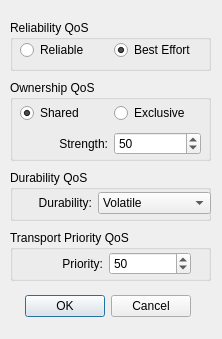
nevion/simd-cxx-old, file demo/ishapes/writerQosForm.ui: the form before one commit.
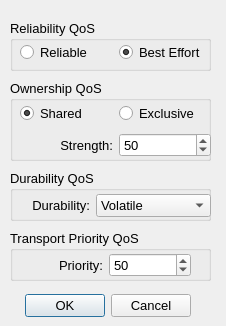
The form after the commit.

Patch:
```diff
--- a/demo/ishapes/writerQosForm.ui
+++ b/demo/ishapes/writerQosForm.ui
@@ -9,8 +9,8 @@
    <rect>
     <x>0</x>
     <y>0</y>
-    <width>222</width>
-    <height>339</height>
+    <width>226</width>
+    <height>326</height>
    </rect>
   </property>
   <property name="windowTitle">
@@ -25,6 +25,12 @@
      <height>32</height>
     </rect>
    </property>
+   <property name="font">
+    <font>
+     <family>Lucida Grande</family>
+     <pointsize>10</pointsize>
+    </font>
+   </property>
    <property name="orientation">
     <enum>Qt::Horizontal</enum>
    </property>
@@ -41,6 +47,12 @@
      <height>51</height>
     </rect>
    </property>
+   <property name="font">
+    <font>
+     <family>Lucida Grande</family>
+     <pointsize>10</pointsize>
+    </font>
+   </property>
    <property name="title">
     <string>Reliability QoS</string>
    </property>
@@ -49,23 +61,41 @@
      <rect>
       <x>10</x>
       <y>20</y>
-      <width>181</width>
-      <height>21</height>
+      <width>191</width>
+      <height>26</height>
      </rect>
     </property>
+    <property name="font">
+     <font>
+      <family>Lucida Grande</family>
+      <pointsize>10</pointsize>
+     </font>
+    </property>
     <layout class="QHBoxLayout" name="horizontalLayout">
      <item>
       <widget class="QRadioButton" name="reliableRButt">
+       <property name="font">
+        <font>
+         <family>Lucida Grande</family>
+         <pointsize>10</pointsize>
+        </font>
+       </property>
        <property name="text">
         <string>Reliable</string>
        </property>
        <attribute name="buttonGroup">
-        <string>reliabilityButtonGroup</string>
+        <string notr="true">reliabilityButtonGroup</string>
        </attribute>
       </widget>
      </item>
      <item>
       <widget class="QRadioButton" name="bestEffortRButt">
+       <property name="font">
+        <font>
+         <family>Lucida Grande</family>
+         <pointsize>10</pointsize>
+        </font>
+       </property>
        <property name="text">
         <string>Best Effort</string>
        </property>
@@ -73,7 +103,7 @@
         <bool>true</bool>
        </property>
        <attribute name="buttonGroup">
-        <string>reliabilityButtonGroup</string>
+        <string notr="true">reliabilityButtonGroup</string>
        </attribute>
       </widget>
      </item>
@@ -89,6 +119,12 @@
      <height>81</height>
     </rect>
    </property>
+   <property name="font">
+    <font>
+     <family>Lucida Grande</family>
+     <pointsize>10</pointsize>
+    </font>
+   </property>
    <property name="title">
     <string>Ownership QoS</string>
    </property>
@@ -97,15 +133,27 @@
      <rect>
       <x>10</x>
       <y>20</y>
-      <width>181</width>
-      <height>59</height>
+      <width>191</width>
+      <height>61</height>
      </rect>
     </property>
+    <property name="font">
+     <font>
+      <family>Lucida Grande</family>
+      <pointsize>10</pointsize>
+     </font>
+    </property>
     <layout class="QVBoxLayout" name="verticalLayout">
      <item>
       <layout class="QHBoxLayout" name="horizontalLayout_3">
        <item>
         <widget class="QRadioButton" name="ownershipSharedRButt">
+         <property name="font">
+          <font>
+           <family>Lucida Grande</family>
+           <pointsize>10</pointsize>
+          </font>
+         </property>
          <property name="text">
           <string>Shared</string>
          </property>
@@ -113,17 +161,23 @@
           <bool>true</bool>
          </property>
          <attribute name="buttonGroup">
-          <string>ownershipButtonGroup</string>
+          <string notr="true">ownershipButtonGroup</string>
          </attribute>
         </widget>
        </item>
        <item>
         <widget class="QRadioButton" name="ownershipExclusiveRButt">
+         <property name="font">
+          <font>
+           <family>Lucida Grande</family>
+           <pointsize>10</pointsize>
+          </font>
+         </property>
          <property name="text">
           <string>Exclusive</string>
          </property>
          <attribute name="buttonGroup">
-          <string>ownershipButtonGroup</string>
+          <string notr="true">ownershipButtonGroup</string>
          </attribute>
         </widget>
        </item>
@@ -133,6 +187,12 @@
       <layout class="QHBoxLayout" name="horizontalLayout_2">
        <item>
         <widget class="QLabel" name="label">
+         <property name="font">
+          <font>
+           <family>Lucida Grande</family>
+           <pointsize>10</pointsize>
+          </font>
+         </property>
          <property name="text">
           <string>Strength:</string>
          </property>
@@ -149,6 +209,12 @@
            <verstretch>0</verstretch>
           </sizepolicy>
          </property>
+         <property name="font">
+          <font>
+           <family>Lucida Grande</family>
+           <pointsize>10</pointsize>
+          </font>
+         </property>
          <property name="alignment">
           <set>Qt::AlignLeading|Qt::AlignLeft|Qt::AlignVCenter</set>
          </property>
@@ -171,6 +237,12 @@
      <height>51</height>
     </rect>
    </property>
+   <property name="font">
+    <font>
+     <family>Lucida Grande</family>
+     <pointsize>10</pointsize>
+    </font>
+   </property>
    <property name="title">
     <string>Transport Priority QoS</string>
    </property>
@@ -180,12 +252,24 @@
       <x>10</x>
       <y>20</y>
       <width>171</width>
-      <height>27</height>
+      <height>31</height>
      </rect>
     </property>
+    <property name="font">
+     <font>
+      <family>Lucida Grande</family>
+      <pointsize>10</pointsize>
+     </font>
+    </property>
     <layout class="QHBoxLayout" name="horizontalLayout_5">
      <item>
       <widget class="QLabel" name="label_2">
+       <property name="font">
+        <font>
+         <family>Lucida Grande</family>
+         <pointsize>10</pointsize>
+        </font>
+       </property>
        <property name="text">
         <string>Priority:</string>
        </property>
@@ -196,6 +280,12 @@
      </item>
      <item>
       <widget class="QSpinBox" name="prioritySpinBox">
+       <property name="font">
+        <font>
+         <family>Lucida Grande</family>
+         <pointsize>10</pointsize>
+        </font>
+       </property>
        <property name="value">
         <number>50</number>
        </property>
@@ -213,6 +303,12 @@
      <height>51</height>
     </rect>
    </property>
+   <property name="font">
+    <font>
+     <family>Lucida Grande</family>
+     <pointsize>10</pointsize>
+    </font>
+   </property>
    <property name="title">
     <string>Durability QoS</string>
    </property>
@@ -222,12 +318,24 @@
       <x>10</x>
       <y>20</y>
       <width>191</width>
-      <height>26</height>
+      <height>31</height>
      </rect>
     </property>
+    <property name="font">
+     <font>
+      <family>Lucida Grande</family>
+      <pointsize>10</pointsize>
+     </font>
+    </property>
     <layout class="QHBoxLayout" name="horizontalLayout_6">
      <item>
       <widget class="QLabel" name="label_3">
+       <property name="font">
+        <font>
+         <family>Lucida Grande</family>
+         <pointsize>10</pointsize>
+        </font>
+       </property>
        <property name="text">
         <string>Durability:</string>
        </property>
@@ -238,6 +346,12 @@
      </item>
      <item>
       <widget class="QComboBox" name="durabilityComboBox">
+       <property name="font">
+        <font>
+         <family>Lucida Grande</family>
+         <pointsize>10</pointsize>
+        </font>
+       </property>
        <item>
         <property name="text">
          <string>Volatile</string>
@@ -245,7 +359,7 @@
        </item>
        <item>
         <property name="text">
-         <string>Transient Local</string>
+         <string>TransientLocal</string>
         </property>
        </item>
        <item>
```
